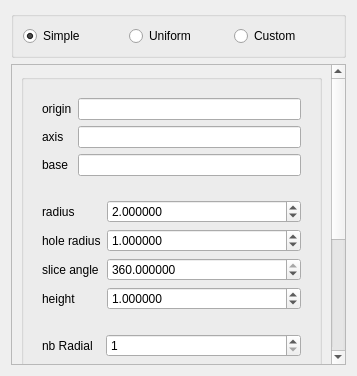
Old version of the form src/HEXABLOCKGUI/MakePipe_QTD.ui in the repository SalomePlatform/hexablock.
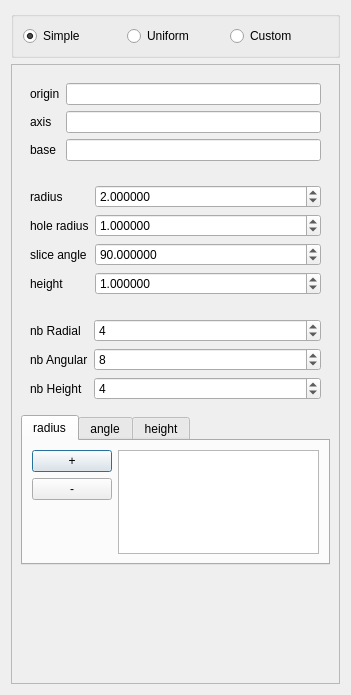
New version of the form.

What changed in the file:
```diff
--- a/src/HEXABLOCKGUI/MakePipe_QTD.ui
+++ b/src/HEXABLOCKGUI/MakePipe_QTD.ui
@@ -6,8 +6,8 @@
    <rect>
     <x>0</x>
     <y>0</y>
-    <width>357</width>
-    <height>376</height>
+    <width>351</width>
+    <height>695</height>
    </rect>
   </property>
   <property name="sizePolicy">
@@ -102,30 +102,12 @@
        <rect>
         <x>0</x>
         <y>0</y>
-        <width>319</width>
-        <height>580</height>
+        <width>337</width>
+        <height>638</height>
        </rect>
       </property>
       <layout class="QVBoxLayout" name="verticalLayout_2">
        <item>
-        <widget class="QGroupBox" name="groupBox_1">
-         <property name="sizePolicy">
-          <sizepolicy hsizetype="Preferred" vsizetype="Preferred">
-           <horstretch>0</horstretch>
-           <verstretch>0</verstretch>
-          </sizepolicy>
-         </property>
-         <property name="minimumSize">
-          <size>
-           <width>5</width>
-           <height>0</height>
-          </size>
-         </property>
-         <property name="title">
-          <string/>
-         </property>
-         <layout class="QVBoxLayout" name="verticalLayout_4">
-          <item>
            <widget class="QWidget" name="geomobj_group" native="true">
             <layout class="QFormLayout" name="formLayout_8">
              <item row="0" column="0">
@@ -155,7 +137,7 @@
              <item row="2" column="1">
               <widget class="QLineEdit" name="base_le">
                <property name="sizePolicy">
-                <sizepolicy hsizetype="Minimum" vsizetype="Fixed">
+             <sizepolicy hsizetype="Expanding" vsizetype="Fixed">
                  <horstretch>0</horstretch>
                  <verstretch>0</verstretch>
                 </sizepolicy>
@@ -239,7 +221,7 @@
                 <double>10.000000000000000</double>
                </property>
                <property name="value">
-                <double>360.000000000000000</double>
+             <double>90.000000000000000</double>
                </property>
               </widget>
              </item>
@@ -281,7 +263,7 @@
                 <number>1000000</number>
                </property>
                <property name="value">
-                <number>1</number>
+             <number>4</number>
                </property>
               </widget>
              </item>
@@ -301,7 +283,7 @@
                 <number>1000000</number>
                </property>
                <property name="value">
-                <number>3</number>
+             <number>8</number>
                </property>
               </widget>
              </item>
@@ -321,7 +303,7 @@
                 <number>1000000</number>
                </property>
                <property name="value">
-                <number>1</number>
+             <number>4</number>
                </property>
               </widget>
              </item>
@@ -539,9 +521,6 @@
           </item>
          </layout>
         </widget>
-       </item>
-      </layout>
-     </widget>
     </widget>
    </item>
   </layout>
```
Left out of the diff: 1 changed line with no effect on the pictures. Lines whose indentation alone changed are shown as unchanged.
